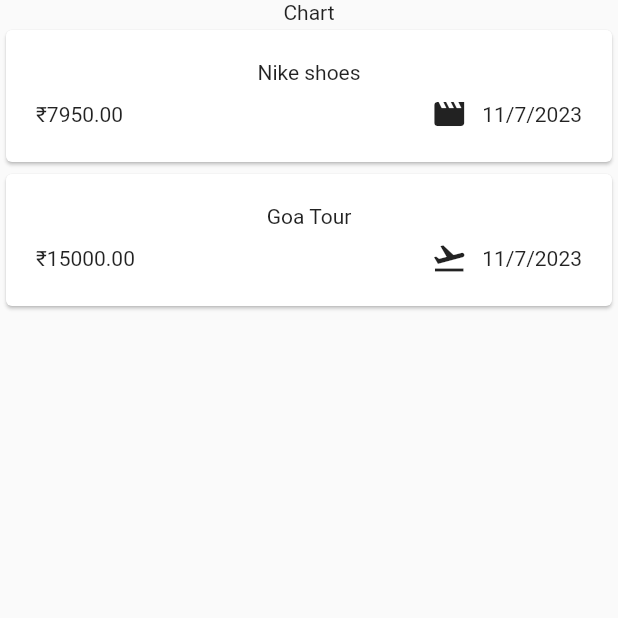
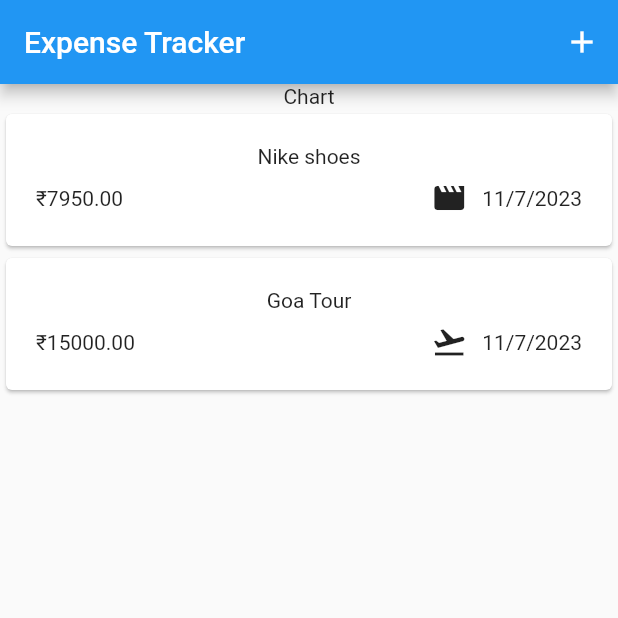
Before and after one commit to sharmakeshav10/Flutter_mini-proejcts, a Flutter app: the screen it shows after launch, on a phone screen of 412 x 824 dp, the top half of it. Run offline on Flutter 3.47's test engine with Material 2 defaults, Android fonts, the phone set to English and light mode, and no system bars; our stand-ins replace battery, device_info, google_fonts.

Commit message:
created a navbar for the app

```diff
--- a/expense_tracker/lib/main.dart
+++ b/expense_tracker/lib/main.dart
@@ -11,6 +11,7 @@ class MyApp extends StatelessWidget {
   @override
   Widget build(context) {
     return const MaterialApp(
+      debugShowCheckedModeBanner: false,
       home: Expenses(),
     );
   }
--- a/expense_tracker/lib/widgets/expenses.dart
+++ b/expense_tracker/lib/widgets/expenses.dart
@@ -28,9 +28,13 @@ class _ExpensesState extends State<Expenses> {
   @override
   Widget build(BuildContext context) {
     return Scaffold(
+      appBar: AppBar(
+        title: const Text('Expense Tracker'),
+        actions: [IconButton(onPressed: () {}, icon: const Icon(Icons.add))],
+      ),
       body: Center(
         child: Column(children: [
-          Text('Chart'),
+          const Text('Chart'),
           Expanded(child: ExpensesList(expenses: _registeredExpenses))
         ]),
       ),
```
